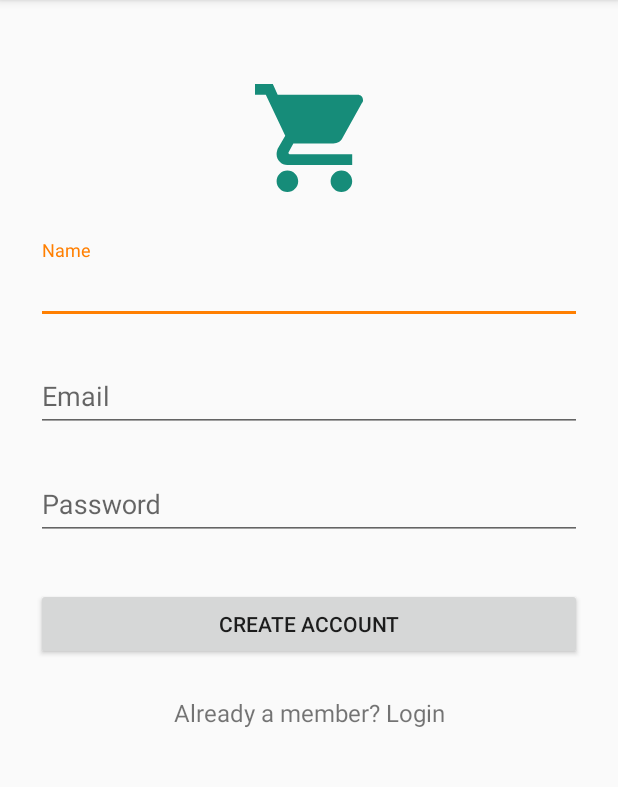
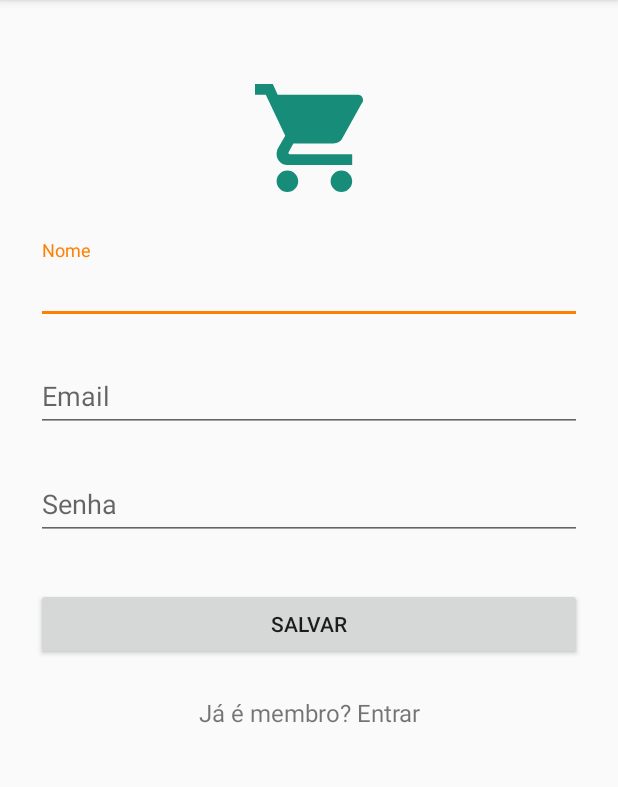
Before and after one commit to diegoffline/opineaqui-app, an Android app: the SignupActivity screen opened directly, with no data from a screen before it, on a phone screen of 412 x 824 dp, the part 84-871 px from its top. Run offline under Robolectric (Android 15) with nearby library versions, the phone set to English and light mode, and no system bars.

Commit message:
mudanca de string

```diff
--- a/app/src/main/res/layout/app_bar_navigation_menu.xml
+++ b/app/src/main/res/layout/app_bar_navigation_menu.xml
@@ -16,7 +16,7 @@
             android:id="@+id/toolbar"
             android:layout_width="match_parent"
             android:layout_height="?attr/actionBarSize"
-            android:background="?attr/colorPrimary"
+            android:background="?attr/colorPrimaryDark"
             app:popupTheme="@style/OpineAquiTheme" />
 
 
--- a/app/src/main/res/values/strings.xml
+++ b/app/src/main/res/values/strings.xml
@@ -2,7 +2,7 @@
     <string name="app_name">Opine</string>
 
     <!-- TODO: Remove or change this placeholder text -->
-    <string name="hello_blank_fragment">Hello blank fragment</string>
+    <string name="hello_blank_fragment">Hello</string>
     <string name="teste">Testando a String</string>
     <string name="title_activity_navigation_menu">Opine Aqui</string>
 
@@ -11,9 +11,9 @@
 
     <string name="action_settings">Settings</string>
     <string name="title_activity_user_register">UserRegister</string>
-    <string name="already_a_member_login">Already a member? Login</string>
-    <string name="create_account">Create Account</string>
+    <string name="already_a_member_login">Já é membro? Entrar</string>
+    <string name="create_account">Salvar</string>
     <string name="email">Email</string>
-    <string name="name">Name</string>
-    <string name="password">Password</string>
+    <string name="name">Nome</string>
+    <string name="password">Senha</string>
 </resources>
```
Also changed, not shown: 1 other file.
